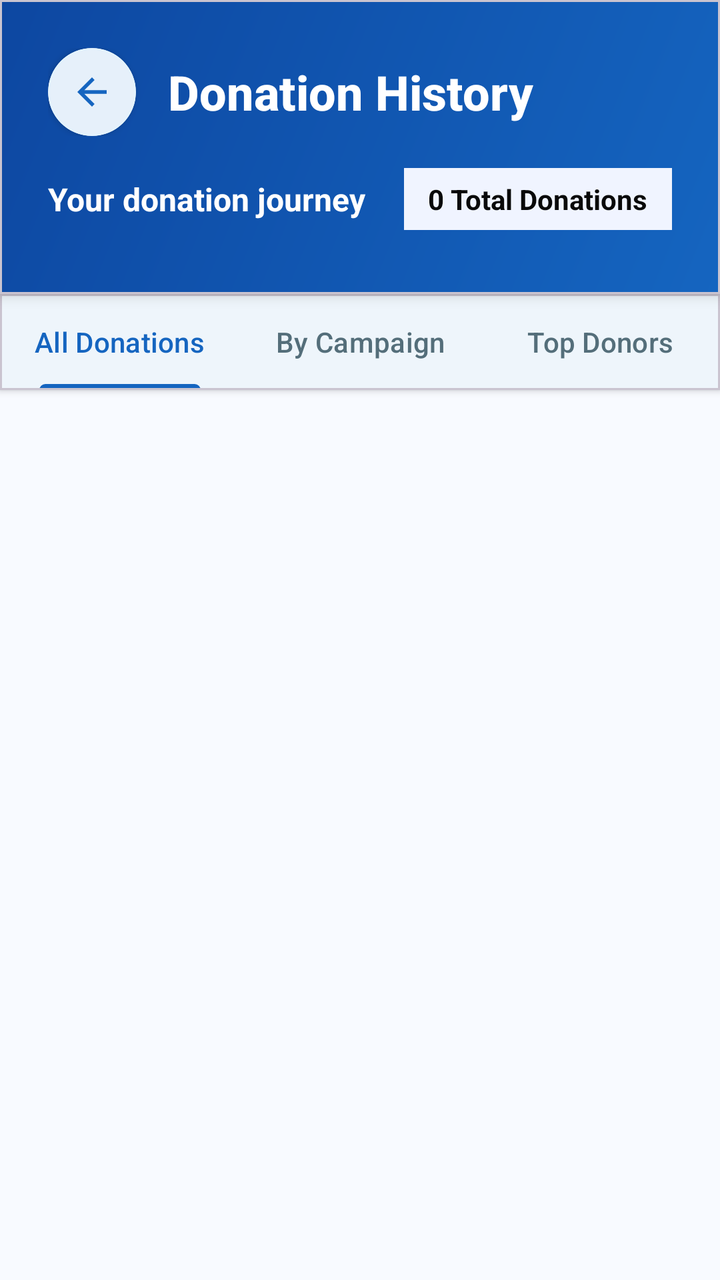
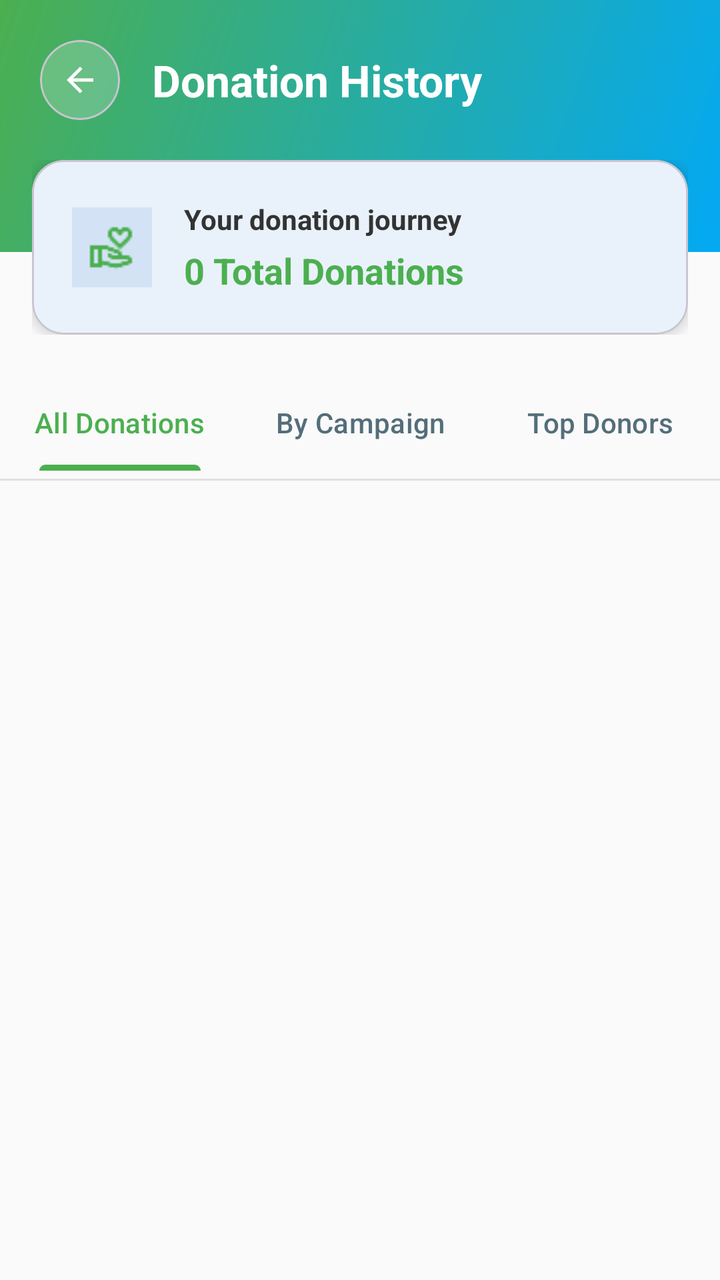

Compare the two renders of this Android layout. The source of the first and the diff that turns it into the second are given below.
<!-- AndroidManifest.xml: application theme Theme.GiveEase -->
<!-- res/layout/fragment_ngo_campaign_history.xml -->
<?xml version="1.0" encoding="utf-8"?>
<LinearLayout xmlns:android="http://schemas.android.com/apk/res/android"
    xmlns:app="http://schemas.android.com/apk/res-auto"
    android:layout_width="match_parent"
    android:layout_height="match_parent"
    android:orientation="vertical"
    android:background="#F8FAFF">

    
    <com.google.android.material.card.MaterialCardView
        android:layout_width="match_parent"
        android:layout_height="wrap_content"
        app:cardCornerRadius="0dp"
        app:cardElevation="4dp"
        app:cardBackgroundColor="@android:color/white">

        <LinearLayout
            android:layout_width="match_parent"
            android:layout_height="wrap_content"
            android:orientation="vertical"
            android:padding="24dp"
            android:background="@drawable/h">

            <LinearLayout
                android:layout_width="match_parent"
                android:layout_height="wrap_content"
                android:orientation="horizontal"
                android:gravity="center_vertical"
                android:layout_marginBottom="16dp">

                <com.google.android.material.card.MaterialCardView
                    android:id="@+id/btnBack"
                    android:layout_width="44dp"
                    android:layout_height="44dp"
                    app:cardCornerRadius="22dp"
                    app:cardElevation="2dp"
                    app:cardBackgroundColor="#FFFFFF"
                    android:clickable="true"
                    android:focusable="true"
                    app:strokeColor="#E3F2FD"
                    app:strokeWidth="1dp">

                    <ImageView
                        android:layout_width="22dp"
                        android:layout_height="22dp"
                        android:layout_gravity="center"
                        android:src="@drawable/ic_back"
                        app:tint="#1565C0" />
                </com.google.android.material.card.MaterialCardView>

                <TextView
                    android:layout_width="0dp"
                    android:layout_height="wrap_content"
                    android:layout_weight="1"
                    android:text="Donation History"
                    android:textSize="24sp"
                    android:textStyle="bold"
                    android:textColor="#FFFFFF"
                    android:fontFamily="sans-serif-medium"
                    android:layout_marginStart="16dp"
                    android:gravity="center_vertical" />
            </LinearLayout>

            
            <LinearLayout
                android:layout_width="match_parent"
                android:layout_height="wrap_content"
                android:orientation="horizontal"
                android:gravity="center_vertical"
                android:layout_marginBottom="8dp">

                <TextView
                    android:layout_width="0dp"
                    android:layout_height="wrap_content"
                    android:layout_weight="1"
                    android:text="Your donation journey"
                    android:textSize="16sp"
                    android:textColor="#FFFFFF"
                    android:textStyle="bold" />

                <TextView
                    android:id="@+id/tvTotalCampaigns"
                    android:layout_width="wrap_content"
                    android:layout_height="wrap_content"
                    android:text="0 Total Donations"
                    android:textSize="14sp"
                    android:textColor="#090909"
                    android:textStyle="bold"
                    android:background="#F0F4FF"
                    android:paddingHorizontal="12dp"
                    android:paddingVertical="6dp"
                    app:cornerRadius="8dp" />
            </LinearLayout>
        </LinearLayout>
    </com.google.android.material.card.MaterialCardView>

    
    <com.google.android.material.card.MaterialCardView
        android:layout_width="match_parent"
        android:layout_height="wrap_content"
        app:cardCornerRadius="0dp"
        app:cardElevation="2dp"
        app:cardBackgroundColor="@android:color/white"
        android:layout_marginBottom="4dp">

        <com.google.android.material.tabs.TabLayout
            android:id="@+id/tabLayout"
            android:layout_width="match_parent"
            android:layout_height="wrap_content"
            android:background="@android:color/white"
            app:tabTextColor="#546E7A"
            app:tabSelectedTextColor="#1565C0"
            app:tabIndicatorColor="#1565C0"
            app:tabMode="fixed"
            app:tabPaddingStart="16dp"
            app:tabPaddingEnd="16dp">

            <com.google.android.material.tabs.TabItem
                android:layout_width="wrap_content"
                android:layout_height="wrap_content"
                android:text="All Donations" />

            <com.google.android.material.tabs.TabItem
                android:layout_width="wrap_content"
                android:layout_height="wrap_content"
                android:text="By Campaign" />

            <com.google.android.material.tabs.TabItem
                android:layout_width="wrap_content"
                android:layout_height="wrap_content"
                android:text="Top Donors" />
        </com.google.android.material.tabs.TabLayout>
    </com.google.android.material.card.MaterialCardView>

    
    <FrameLayout
        android:layout_width="match_parent"
        android:layout_height="0dp"
        android:layout_weight="1">

        
        <androidx.recyclerview.widget.RecyclerView
            android:id="@+id/recyclerViewDonations"
            android:layout_width="match_parent"
            android:layout_height="match_parent"
            android:padding="16dp"
            android:clipToPadding="false" />

        
        <ProgressBar
            android:id="@+id/progressBar"
            android:layout_width="wrap_content"
            android:layout_height="wrap_content"
            android:layout_gravity="center"
            android:visibility="gone" />

        
        <LinearLayout
            android:id="@+id/emptyState"
            android:layout_width="match_parent"
            android:layout_height="match_parent"
            android:orientation="vertical"
            android:gravity="center"
            android:padding="40dp"
            android:visibility="gone">

            <ImageView
                android:layout_width="120dp"
                android:layout_height="120dp"
                android:src="@drawable/ic_history"
                app:tint="#BDBDBD"
                android:layout_marginBottom="24dp" />

            <TextView
                android:layout_width="wrap_content"
                android:layout_height="wrap_content"
                android:text="No Donations Yet"
                android:textSize="20sp"
                android:textStyle="bold"
                android:textColor="#546E7A"
                android:layout_marginBottom="8dp" />

            <TextView
                android:layout_width="wrap_content"
                android:layout_height="wrap_content"
                android:text="Donations to your campaigns will appear here"
                android:textSize="14sp"
                android:textColor="#757575"
                android:gravity="center"
                android:lineSpacingExtra="4dp" />
        </LinearLayout>
    </FrameLayout>
</LinearLayout>
<!-- resources referenced by this layout -->
<resources>
  <!-- drawable h (drawable) -->
  <shape xmlns:android="http://schemas.android.com/apk/res/android"
      android:shape="rectangle">
      <gradient
          android:startColor="#1565C0"
          android:endColor="#0D47A1"
          android:angle="135"/>
  </shape>
  <!-- drawable ic_back (drawable) -->
  <vector xmlns:android="http://schemas.android.com/apk/res/android"
      android:width="24dp"
      android:height="24dp"
      android:viewportWidth="24"
      android:viewportHeight="24">
      <path
          android:fillColor="#FF000000"
          android:pathData="M20,11H7.83l5.59,-5.59L12,4l-8,8 8,8 1.41,-1.41L7.83,13H20v-2z"/>
  </vector>
  <!-- drawable ic_history: png bitmap (drawable, 413 bytes) -->
  <style name="Theme.GiveEase" parent="Theme.Material3.Light.NoActionBar">
          
          <item name="colorPrimary">@color/primary_blue</item>
          <item name="colorOnPrimary">@color/white</item>
          <item name="colorSecondary">@color/teal_200</item>
          <item name="colorOnSecondary">@color/black</item>
  
          
          <item name="android:windowBackground">@color/background</item>
          <item name="colorSurface">@color/surface</item>
          <item name="colorOnSurface">@color/onSurface</item>
          <item name="colorOnBackground">@color/onBackground</item>
  
          
          <item name="android:statusBarColor" tools:targetApi="l">?attr/colorPrimary</item>
  
      </style>
  <color name="primary_blue">#1976D2</color>
  <color name="white">#FFFFFFFF</color>
  <color name="teal_200">#FF03DAC5</color>
  <color name="black">#FF000000</color>
  <color name="background">#FAFAFA</color>
  <color name="surface">#FFFFFF</color>
  <color name="onSurface">#212121</color>
  <color name="onBackground">#212121</color>
</resources>

<!-- the commit's change to res/layout/fragment_ngo_campaign_history.xml (unified diff, before → after) -->
@@ -4,48 +4,46 @@
     android:layout_width="match_parent"
     android:layout_height="match_parent"
     android:orientation="vertical"
-    android:background="#F8FAFF">
+    android:background="@color/background">
 
     
-    <com.google.android.material.card.MaterialCardView
-        android:layout_width="match_parent"
-        android:layout_height="wrap_content"
-        app:cardCornerRadius="0dp"
-        app:cardElevation="4dp"
-        app:cardBackgroundColor="@android:color/white">
+    <RelativeLayout
+        android:layout_width="match_parent"
+        android:layout_height="wrap_content">
 
         <LinearLayout
             android:layout_width="match_parent"
             android:layout_height="wrap_content"
+            android:background="@drawable/home_header_gradient"
             android:orientation="vertical"
-            android:padding="24dp"
-            android:background="@drawable/h">
-
+            android:paddingBottom="50dp">
+
+            
             <LinearLayout
                 android:layout_width="match_parent"
                 android:layout_height="wrap_content"
                 android:orientation="horizontal"
                 android:gravity="center_vertical"
+                android:paddingHorizontal="20dp"
+                android:paddingTop="20dp"
                 android:layout_marginBottom="16dp">
 
                 <com.google.android.material.card.MaterialCardView
                     android:id="@+id/btnBack"
-                    android:layout_width="44dp"
-                    android:layout_height="44dp"
-                    app:cardCornerRadius="22dp"
-                    app:cardElevation="2dp"
-                    app:cardBackgroundColor="#FFFFFF"
+                    android:layout_width="40dp"
+                    android:layout_height="40dp"
+                    app:cardCornerRadius="20dp"
+                    app:cardElevation="0dp"
+                    app:cardBackgroundColor="#33FFFFFF"
                     android:clickable="true"
-                    android:focusable="true"
-                    app:strokeColor="#E3F2FD"
-                    app:strokeWidth="1dp">
+                    android:focusable="true">
 
                     <ImageView
-                        android:layout_width="22dp"
-                        android:layout_height="22dp"
+                        android:layout_width="20dp"
+                        android:layout_height="20dp"
                         android:layout_gravity="center"
                         android:src="@drawable/ic_back"
-                        app:tint="#1565C0" />
+                        app:tint="@android:color/white" />
                 </com.google.android.material.card.MaterialCardView>
 
                 <TextView
@@ -53,64 +51,91 @@
                     android:layout_height="wrap_content"
                     android:layout_weight="1"
                     android:text="Donation History"
-                    android:textSize="24sp"
+                    android:textSize="22sp"
                     android:textStyle="bold"
-                    android:textColor="#FFFFFF"
-                    android:fontFamily="sans-serif-medium"
-                    android:layout_marginStart="16dp"
-                    android:gravity="center_vertical" />
+                    android:textColor="@android:color/white"
+                    android:layout_marginStart="16dp" />
             </LinearLayout>
 
+        </LinearLayout>
+
+        
+        <LinearLayout
+            android:layout_width="match_parent"
+            android:layout_height="wrap_content"
+            android:orientation="horizontal"
+            android:layout_marginTop="80dp"
+            android:paddingHorizontal="16dp">
+
             
-            <LinearLayout
+            <com.google.android.material.card.MaterialCardView
                 android:layout_width="match_parent"
                 android:layout_height="wrap_content"
-                android:orientation="horizontal"
-                android:gravity="center_vertical"
-                android:layout_marginBottom="8dp">
-
-                <TextView
-                    android:layout_width="0dp"
+                app:cardCornerRadius="16dp"
+                app:cardElevation="4dp"
+                app:cardBackgroundColor="@android:color/white">
+
+                <LinearLayout
+                    android:layout_width="match_parent"
                     android:layout_height="wrap_content"
-                    android:layout_weight="1"
-                    android:text="Your donation journey"
-                    android:textSize="16sp"
-                    android:textColor="#FFFFFF"
-                    android:textStyle="bold" />
-
-                <TextView
-                    android:id="@+id/tvTotalCampaigns"
-                    android:layout_width="wrap_content"
-                    android:layout_height="wrap_content"
-                    android:text="0 Total Donations"
-                    android:textSize="14sp"
-                    android:textColor="#090909"
-                    android:textStyle="bold"
-                    android:background="#F0F4FF"
-                    android:paddingHorizontal="12dp"
-                    android:paddingVertical="6dp"
-                    app:cornerRadius="8dp" />
-            </LinearLayout>
+                    android:orientation="horizontal"
+                    android:padding="20dp"
+                    android:gravity="center_vertical">
+
+                    <ImageView
+                        android:layout_width="40dp"
+                        android:layout_height="40dp"
+                        android:src="@drawable/ic_donation"
+                        app:tint="@color/primary"
+                        android:background="#1A1565C0"
+                        android:padding="8dp" />
+
+                    <LinearLayout
+                        android:layout_width="0dp"
+                        android:layout_weight="1"
+                        android:layout_height="wrap_content"
+                        android:orientation="vertical"
+                        android:layout_marginStart="16dp">
+
+                        <TextView
+                            android:layout_width="wrap_content"
+                            android:layout_height="wrap_content"
+                            android:text="Your donation journey"
+                            android:textSize="14sp"
+                            android:textStyle="bold"
+                            android:textColor="#333333" />
+
+                        <TextView
+                            android:id="@+id/tvTotalCampaigns"
+                            android:layout_width="wrap_content"
+                            android:layout_height="wrap_content"
+                            android:text="0 Total Donations"
+                            android:textSize="18sp"
+                            android:textStyle="bold"
+                            android:textColor="@color/primary"
+                            android:layout_marginTop="4dp" />
+                    </LinearLayout>
+                </LinearLayout>
+            </com.google.android.material.card.MaterialCardView>
         </LinearLayout>
-    </com.google.android.material.card.MaterialCardView>
+    </RelativeLayout>
 
     
-    <com.google.android.material.card.MaterialCardView
+    <LinearLayout
         android:layout_width="match_parent"
         android:layout_height="wrap_content"
-        app:cardCornerRadius="0dp"
-        app:cardElevation="2dp"
-        app:cardBackgroundColor="@android:color/white"
-        android:layout_marginBottom="4dp">
+        android:orientation="vertical"
+        android:paddingTop="20dp"
+        android:paddingBottom="4dp">
 
         <com.google.android.material.tabs.TabLayout
             android:id="@+id/tabLayout"
             android:layout_width="match_parent"
             android:layout_height="wrap_content"
-            android:background="@android:color/white"
+            android:background="@color/background"
             app:tabTextColor="#546E7A"
-            app:tabSelectedTextColor="#1565C0"
-            app:tabIndicatorColor="#1565C0"
+            app:tabSelectedTextColor="@color/primary"
+            app:tabIndicatorColor="@color/primary"
             app:tabMode="fixed"
             app:tabPaddingStart="16dp"
             app:tabPaddingEnd="16dp">
@@ -130,7 +155,12 @@
                 android:layout_height="wrap_content"
                 android:text="Top Donors" />
         </com.google.android.material.tabs.TabLayout>
-    </com.google.android.material.card.MaterialCardView>
+    </LinearLayout>
+
+    <View
+        android:layout_width="match_parent"
+        android:layout_height="1dp"
+        android:background="#E0E0E0" />
 
     
     <FrameLayout
@@ -168,7 +198,8 @@
                 android:layout_width="120dp"
                 android:layout_height="120dp"
                 android:src="@drawable/ic_history"
-                app:tint="#BDBDBD"
+                android:alpha="0.2"
+                app:tint="@color/primary"
                 android:layout_marginBottom="24dp" />
 
             <TextView
@@ -177,13 +208,14 @@
                 android:text="No Donations Yet"
                 android:textSize="20sp"
                 android:textStyle="bold"
-                android:textColor="#546E7A"
+                android:textColor="@android:color/black"
                 android:layout_marginBottom="8dp" />
 
             <TextView
-                android:layout_width="wrap_content"
-                android:layout_height="wrap_content"
-                android:text="Donations to your campaigns will appear here"
+                android:id="@+id/tvEmptyMessage"
+                android:layout_width="wrap_content"
+                android:layout_height="wrap_content"
+                android:text="Donations to your campaigns will appear here."
                 android:textSize="14sp"
                 android:textColor="#757575"
                 android:gravity="center"
<!-- resource entries referenced after the edit -->
@@ -1,13 +1,5 @@
 <!-- resources referenced by this layout -->
 <resources>
-  <!-- drawable h (drawable) -->
-  <shape xmlns:android="http://schemas.android.com/apk/res/android"
-      android:shape="rectangle">
-      <gradient
-          android:startColor="#1565C0"
-          android:endColor="#0D47A1"
-          android:angle="135"/>
-  </shape>
   <!-- drawable ic_back (drawable) -->
   <vector xmlns:android="http://schemas.android.com/apk/res/android"
       android:width="24dp"
@@ -18,6 +10,7 @@
           android:fillColor="#FF000000"
           android:pathData="M20,11H7.83l5.59,-5.59L12,4l-8,8 8,8 1.41,-1.41L7.83,13H20v-2z"/>
   </vector>
+  <!-- drawable ic_donation: png bitmap (drawable, 513 bytes) -->
   <!-- drawable ic_history: png bitmap (drawable, 413 bytes) -->
   <style name="Theme.GiveEase" parent="Theme.Material3.Light.NoActionBar">
           
@@ -36,11 +29,21 @@
           <item name="android:statusBarColor" tools:targetApi="l">?attr/colorPrimary</item>
   
       </style>
+  <color name="secondary">#03A9F4</color>
   <color name="primary_blue">#1976D2</color>
   <color name="white">#FFFFFFFF</color>
   <color name="teal_200">#FF03DAC5</color>
   <color name="black">#FF000000</color>
   <color name="background">#FAFAFA</color>
+  <color name="primary">#4CAF50</color>
+  <!-- drawable home_header_gradient (drawable) -->
+  <shape xmlns:android="http://schemas.android.com/apk/res/android">
+      <gradient
+          android:angle="135"
+          android:startColor="@color/secondary"
+          android:endColor="@color/primary"
+          android:type="linear" />
+  </shape>
   <color name="surface">#FFFFFF</color>
   <color name="onSurface">#212121</color>
   <color name="onBackground">#212121</color>
